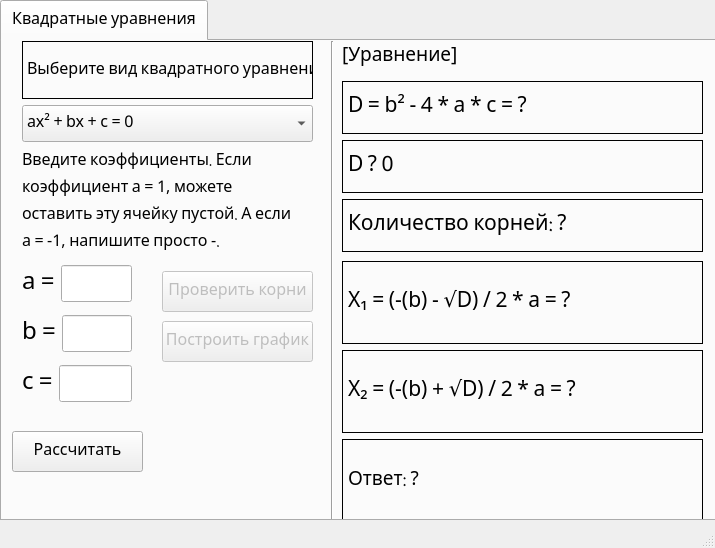
celivian/FirstProject, file BaseData/uiFiles/main.ui: the form before one commit.
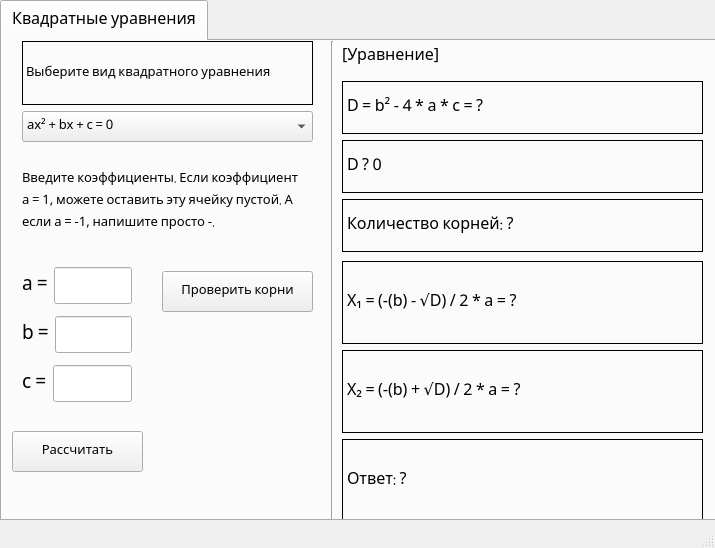
The form after the commit.

```diff
--- a/BaseData/uiFiles/main.ui
+++ b/BaseData/uiFiles/main.ui
@@ -63,7 +63,7 @@
          <property name="font">
           <font>
            <family>Noto Naskh Arabic UI</family>
-           <pointsize>12</pointsize>
+           <pointsize>10</pointsize>
           </font>
          </property>
          <property name="frameShape">
@@ -76,6 +76,11 @@
        </item>
        <item>
         <widget class="QComboBox" name="comboBox">
+         <property name="font">
+          <font>
+           <pointsize>10</pointsize>
+          </font>
+         </property>
          <item>
           <property name="text">
            <string>ax² + bx + c = 0</string>
@@ -122,6 +127,11 @@
         <height>41</height>
        </rect>
       </property>
+      <property name="font">
+       <font>
+        <pointsize>10</pointsize>
+       </font>
+      </property>
       <property name="text">
        <string>Рассчитать</string>
       </property>
@@ -135,6 +145,11 @@
         <height>101</height>
        </rect>
       </property>
+      <property name="font">
+       <font>
+        <pointsize>10</pointsize>
+       </font>
+      </property>
       <property name="text">
        <string>Введите коэффициенты. Если коэффициент a = 1, можете оставить эту ячейку пустой. А если a = -1, напишите просто -.</string>
       </property>
@@ -158,7 +173,7 @@
           <widget class="QLabel" name="label_4">
            <property name="font">
             <font>
-             <pointsize>18</pointsize>
+             <pointsize>14</pointsize>
             </font>
            </property>
            <property name="text">
@@ -177,7 +192,7 @@
           <widget class="QLabel" name="label_3">
            <property name="font">
             <font>
-             <pointsize>18</pointsize>
+             <pointsize>14</pointsize>
             </font>
            </property>
            <property name="text">
@@ -196,7 +211,7 @@
           <widget class="QLabel" name="label_2">
            <property name="font">
             <font>
-             <pointsize>18</pointsize>
+             <pointsize>14</pointsize>
             </font>
            </property>
            <property name="text">
@@ -227,7 +242,7 @@
           <widget class="QLabel" name="label_6">
            <property name="font">
             <font>
-             <pointsize>16</pointsize>
+             <pointsize>12</pointsize>
             </font>
            </property>
            <property name="frameShape">
@@ -247,7 +262,7 @@
         <widget class="QLabel" name="label_7">
          <property name="font">
           <font>
-           <pointsize>16</pointsize>
+           <pointsize>12</pointsize>
           </font>
          </property>
          <property name="frameShape">
@@ -262,7 +277,7 @@
         <widget class="QLabel" name="label_8">
          <property name="font">
           <font>
-           <pointsize>16</pointsize>
+           <pointsize>12</pointsize>
           </font>
          </property>
          <property name="frameShape">
@@ -290,7 +305,7 @@
          <property name="font">
           <font>
            <family>Noto Naskh Arabic</family>
-           <pointsize>16</pointsize>
+           <pointsize>12</pointsize>
           </font>
          </property>
          <property name="frameShape">
@@ -308,7 +323,7 @@
         <widget class="QLabel" name="label_10">
          <property name="font">
           <font>
-           <pointsize>16</pointsize>
+           <pointsize>12</pointsize>
           </font>
          </property>
          <property name="frameShape">
@@ -326,7 +341,7 @@
         <widget class="QLabel" name="label_11">
          <property name="font">
           <font>
-           <pointsize>14</pointsize>
+           <pointsize>12</pointsize>
           </font>
          </property>
          <property name="frameShape">
@@ -344,7 +359,7 @@
      </widget>
      <widget class="QPushButton" name="pushButton_2">
       <property name="enabled">
-       <bool>false</bool>
+       <bool>true</bool>
       </property>
       <property name="geometry">
        <rect>
@@ -354,26 +369,15 @@
         <height>41</height>
        </rect>
       </property>
+      <property name="font">
+       <font>
+        <pointsize>10</pointsize>
+       </font>
+      </property>
       <property name="text">
        <string>Проверить корни</string>
       </property>
      </widget>
-     <widget class="QPushButton" name="pushButton_3">
-      <property name="enabled">
-       <bool>false</bool>
-      </property>
-      <property name="geometry">
-       <rect>
-        <x>160</x>
-        <y>280</y>
-        <width>151</width>
-        <height>41</height>
-       </rect>
-      </property>
-      <property name="text">
-       <string>Построить график</string>
-      </property>
-     </widget>
      <widget class="QLabel" name="label_13">
       <property name="geometry">
        <rect>
@@ -385,7 +389,7 @@
       </property>
       <property name="font">
        <font>
-        <pointsize>14</pointsize>
+        <pointsize>12</pointsize>
        </font>
       </property>
       <property name="text">
```
